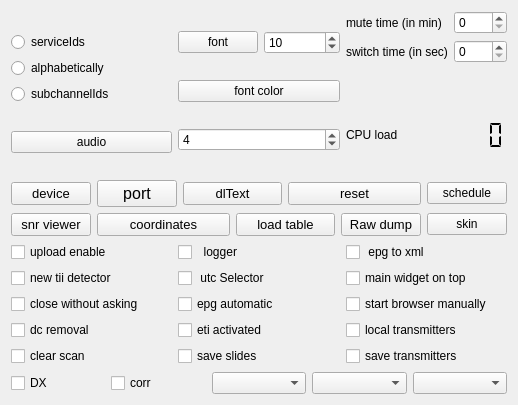
Above: qt-dab-RC/forms-v7/config-helper.ui from JvanKatwijk/qt-dab before the change. Below: the same form after it.
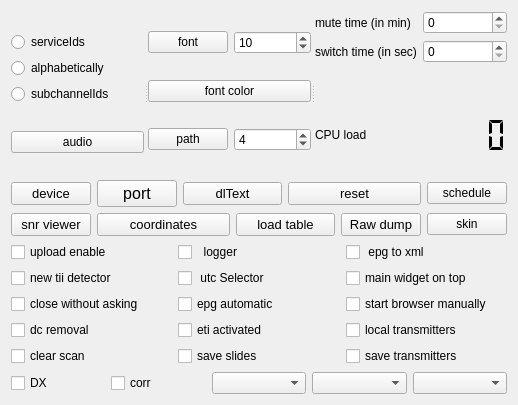
That is the form after the change. Custom widgets are drawn as their Qt base class.

Diff of the .ui file:
```diff
--- a/qt-dab-RC/forms-v7/config-helper.ui
+++ b/qt-dab-RC/forms-v7/config-helper.ui
@@ -18,8 +18,11 @@
   </property>
   <layout class="QVBoxLayout" name="verticalLayout_5">
    <item>
-    <layout class="QHBoxLayout" name="horizontalLayout_4">
-     <item>
+    <widget class="QSplitter" name="splitter">
+     <property name="orientation">
+      <enum>Qt::Horizontal</enum>
+     </property>
+     <widget class="QWidget" name="layoutWidget">
       <layout class="QVBoxLayout" name="verticalLayout_4">
        <item>
         <layout class="QVBoxLayout" name="verticalLayout_2">
@@ -66,8 +69,8 @@
         </widget>
        </item>
       </layout>
-     </item>
-     <item>
+     </widget>
+     <widget class="QWidget" name="layoutWidget">
       <layout class="QVBoxLayout" name="verticalLayout">
        <item>
         <layout class="QHBoxLayout" name="horizontalLayout_2">
@@ -110,6 +113,15 @@
         </widget>
        </item>
        <item>
+        <layout class="QHBoxLayout" name="horizontalLayout_4">
+         <item>
+          <widget class="smallPushButton" name="pathButton">
+           <property name="text">
+            <string>path</string>
+           </property>
+          </widget>
+         </item>
+         <item>
         <widget class="QSpinBox" name="tiiThreshold_setter">
          <property name="toolTip">
           <string>&lt;html&gt;&lt;head/&gt;&lt;body&gt;&lt;p&gt;TII threshold. The TII threshold is used in the detection of TII values in the NULL periods of the DAB frames. Of course, the lower the value, the more chance there is to get false positives.&lt;/p&gt;&lt;p&gt;Default value is 4.&lt;/p&gt;&lt;/body&gt;&lt;/html&gt;</string>
@@ -124,7 +136,9 @@
        </item>
       </layout>
      </item>
-     <item>
+      </layout>
+     </widget>
+     <widget class="QWidget" name="layoutWidget">
       <layout class="QVBoxLayout" name="verticalLayout_3">
        <item>
         <layout class="QFormLayout" name="formLayout">
@@ -192,8 +206,8 @@
         </layout>
        </item>
       </layout>
-     </item>
-    </layout>
+     </widget>
+    </widget>
    </item>
    <item>
     <layout class="QGridLayout" name="gridLayout">
```
Lines whose indentation alone changed are shown as unchanged.
